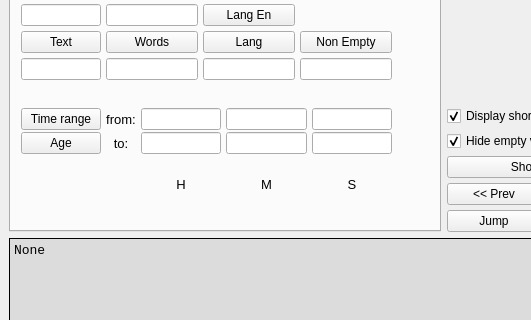
Above: TwitterAnalyzer/Gui/GUI_QT.ui from GrzegorzKrug/TwitterAnalyzer before the change; both pictures show x 0 to 531 and y 166 to 486 of the 1117 by 771 pixel window. Below: the same form after it.
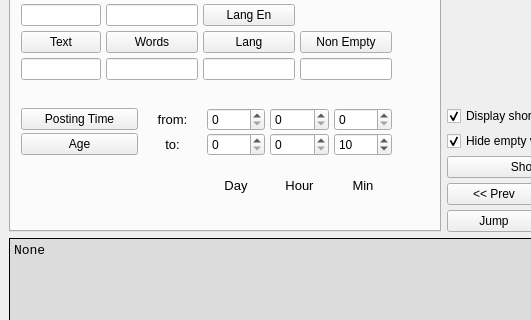
That is the form after the change.

What changed in the file:
```diff
--- a/TwitterAnalyzer/Gui/GUI_QT.ui
+++ b/TwitterAnalyzer/Gui/GUI_QT.ui
@@ -783,7 +783,7 @@
             </layout>
            </item>
            <item>
-            <layout class="QGridLayout" name="gridLayout_TimeFilters" rowstretch="1,1,1" columnstretch="2,0,0,0,0" rowminimumheight="5,5,5">
+            <layout class="QGridLayout" name="gridLayout_TimeFilters" rowstretch="1,1,1" columnstretch="2,1,1,1,1" rowminimumheight="5,5,5">
              <property name="horizontalSpacing">
               <number>5</number>
              </property>
@@ -806,28 +806,7 @@
                 <string>Save DF to .csv File</string>
                </property>
                <property name="text">
-                <string>Time range</string>
-               </property>
-              </widget>
-             </item>
-             <item row="1" column="2">
-              <widget class="QLineEdit" name="lineEdit_DF_comment_16">
-               <property name="toolTip">
-                <string>You can Add some comment to file name</string>
-               </property>
-              </widget>
-             </item>
-             <item row="0" column="3">
-              <widget class="QLineEdit" name="lineEdit_DF_comment_10">
-               <property name="toolTip">
-                <string>You can Add some comment to file name</string>
-               </property>
-              </widget>
-             </item>
-             <item row="1" column="3">
-              <widget class="QLineEdit" name="lineEdit_DF_comment_17">
-               <property name="toolTip">
-                <string>You can Add some comment to file name</string>
+                <string>Posting Time</string>
                </property>
               </widget>
              </item>
@@ -846,13 +825,6 @@
                </property>
               </widget>
              </item>
-             <item row="0" column="2">
-              <widget class="QLineEdit" name="lineEdit_DF_comment_15">
-               <property name="toolTip">
-                <string>You can Add some comment to file name</string>
-               </property>
-              </widget>
-             </item>
              <item row="2" column="3">
               <widget class="QLabel" name="label_5">
                <property name="font">
@@ -861,7 +833,7 @@
                 </font>
                </property>
                <property name="text">
-                <string>M</string>
+                <string>Hour</string>
                </property>
                <property name="alignment">
                 <set>Qt::AlignCenter</set>
@@ -891,20 +863,13 @@
                 </font>
                </property>
                <property name="text">
-                <string>H</string>
+                <string>Day</string>
                </property>
                <property name="alignment">
                 <set>Qt::AlignCenter</set>
                </property>
               </widget>
              </item>
-             <item row="1" column="4">
-              <widget class="QLineEdit" name="lineEdit_DF_comment_9">
-               <property name="toolTip">
-                <string>You can Add some comment to file name</string>
-               </property>
-              </widget>
-             </item>
              <item row="2" column="4">
               <widget class="QLabel" name="label_7">
                <property name="font">
@@ -913,17 +878,55 @@
                 </font>
                </property>
                <property name="text">
-                <string>S</string>
+                <string>Min</string>
                </property>
                <property name="alignment">
                 <set>Qt::AlignCenter</set>
                </property>
               </widget>
              </item>
+             <item row="0" column="2">
+              <widget class="QSpinBox" name="spinBox_timefilter_from_day">
+               <property name="maximum">
+                <number>1000</number>
+               </property>
+              </widget>
+             </item>
+             <item row="0" column="3">
+              <widget class="QSpinBox" name="spinBox_timefilter_from_hour">
+               <property name="maximum">
+                <number>1000</number>
+               </property>
+              </widget>
+             </item>
+             <item row="1" column="3">
+              <widget class="QSpinBox" name="spinBox_timefilter_to_hour">
+               <property name="maximum">
+                <number>1000</number>
+               </property>
+              </widget>
+             </item>
+             <item row="1" column="2">
+              <widget class="QSpinBox" name="spinBox_timefilter_to_day">
+               <property name="maximum">
+                <number>1000</number>
+               </property>
+              </widget>
+             </item>
+             <item row="1" column="4">
+              <widget class="QSpinBox" name="spinBox_timefilter_to_min">
+               <property name="maximum">
+                <number>1000</number>
+               </property>
+               <property name="value">
+                <number>10</number>
+               </property>
+              </widget>
+             </item>
              <item row="0" column="4">
-              <widget class="QLineEdit" name="lineEdit_DF_comment_8">
-               <property name="toolTip">
-                <string>You can Add some comment to file name</string>
+              <widget class="QSpinBox" name="spinBox_timefilter_from_min">
+               <property name="maximum">
+                <number>1000</number>
                </property>
               </widget>
              </item>
```
Left out of the diff: 32 changed lines with no effect on the pictures.
